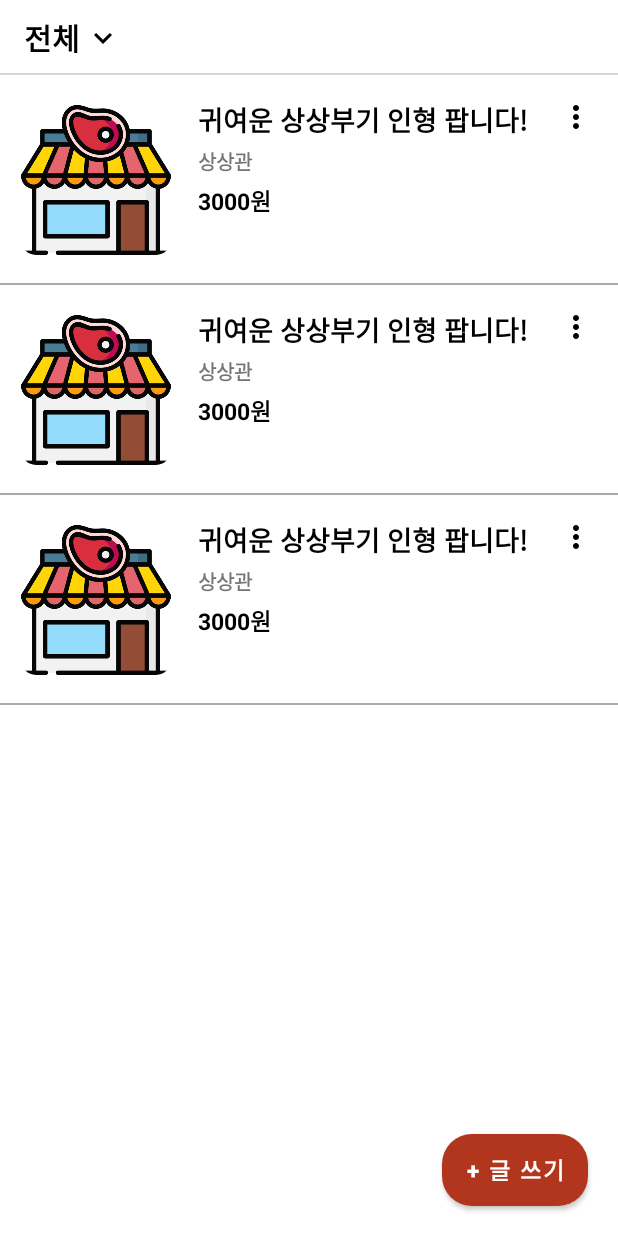
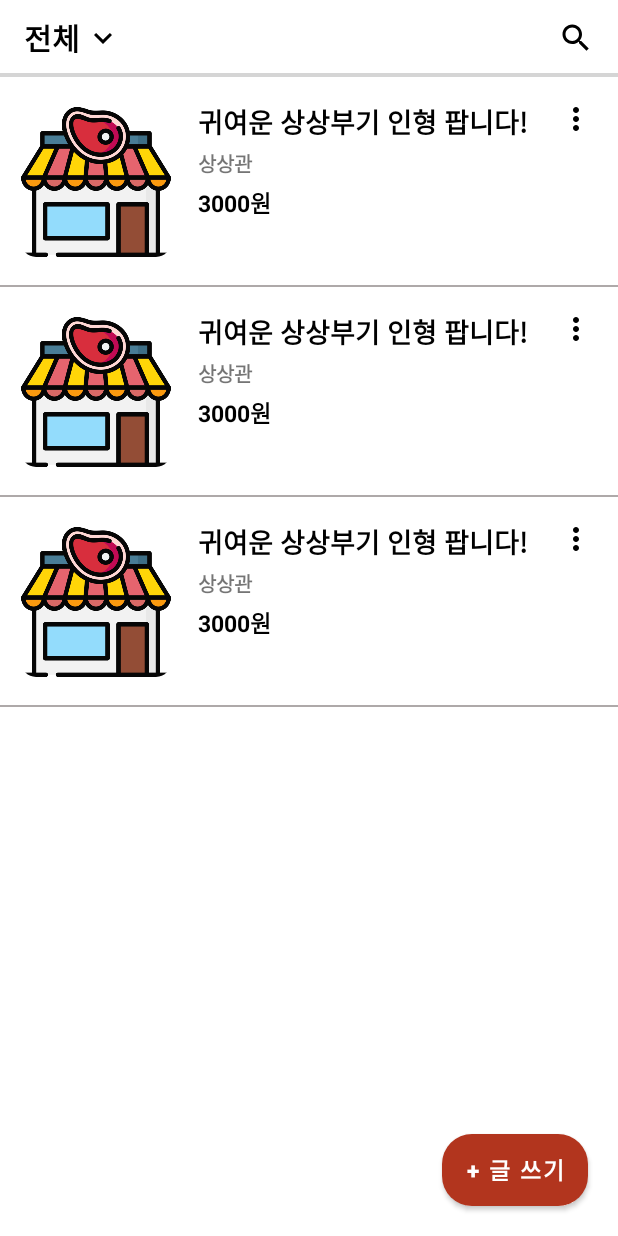
Before and after one commit to 600GramsMarket/HangeunMarket, an Android app: the layout fragment_home.xml on its own in the app's theme, with its tools: preview values and no code run, on a phone screen of 412 x 824 dp. Run offline under Robolectric (Android 15) with nearby library versions, the phone set to English and light mode, and no system bars.

Commit message:
판매 완료 아이템 추가

```diff
--- a/app/src/main/AndroidManifest.xml
+++ b/app/src/main/AndroidManifest.xml
@@ -35,6 +35,7 @@
             android:exported="true">
 
 
+
             <intent-filter>
                 <action android:name="android.intent.action.MAIN" />
 
@@ -51,6 +52,9 @@
 
 
 
+
+
+
         </activity>
     </application>
 
--- a/app/src/main/java/com/example/hangeunmarket/ui/home/recyclerview/SaleItem.kt
+++ b/app/src/main/java/com/example/hangeunmarket/ui/home/recyclerview/SaleItem.kt
@@ -3,7 +3,7 @@ package com.example.hangeunmarket.ui.home.recyclerview
 
 // 판매 상품 아이템 DTO
 data class SaleItem(
-    val id:String="", //판매 상품에 대한 아이디
+    var id:String="", //판매 상품에 대한 아이디
     val saleItemImage: String = "",
     val saleTitle: String = "", // txt_sale_title 판매 제목
     val salePlace: String = "", // txt_sale_place 판매 장소
--- a/app/src/main/java/com/example/hangeunmarket/ui/home/recyclerview/SaleItemRecyclerViewAdapter.kt
+++ b/app/src/main/java/com/example/hangeunmarket/ui/home/recyclerview/SaleItemRecyclerViewAdapter.kt
@@ -87,6 +87,7 @@ class SaleItemRecyclerViewAdapter(var context: Context) : //화면에 데이터
             intent.putExtra("sellerUId",saleItem.sellerUID) //판매자 UID
             intent.putExtra("sellerName",saleItem.sellerName) //판매자 이름
             intent.putExtra("saleItemImage",saleItem.saleItemImage) //이미지url
+            intent.putExtra("saleItemId",saleItem.id) //판매상품의 id
 
 
             context.startActivity(intent)
--- a/app/src/main/java/com/example/hangeunmarket/ui/mypage/MyPageFragment.kt
+++ b/app/src/main/java/com/example/hangeunmarket/ui/mypage/MyPageFragment.kt
@@ -3,14 +3,12 @@ package com.example.hangeunmarket.ui.mypage
 import android.content.Context
 import android.content.Intent
 import android.os.Bundle
-import android.util.Log
 import android.view.LayoutInflater
 import android.view.View
 import android.view.ViewGroup
 import androidx.fragment.app.Fragment
 import com.example.hangeunmarket.databinding.FragmentMypageBinding
 import com.example.hangeunmarket.ui.login.LoginActivity
-import com.example.hangeunmarket.ui.login.LoginStartFragment
 import com.google.firebase.auth.FirebaseAuth
 import com.google.firebase.auth.ktx.auth
 import com.google.firebase.database.DatabaseReference
--- /dev/null
+++ b/app/src/main/res/drawable/baseline_search_24.xml
@@ -0,0 +1,5 @@
+<vector android:height="24dp" android:tint="#000000"
+    android:viewportHeight="24" android:viewportWidth="24"
+    android:width="24dp" xmlns:android="http://schemas.android.com/apk/res/android">
+    <path android:fillColor="@android:color/white" android:pathData="M15.5,14h-0.79l-0.28,-0.27C15.41,12.59 16,11.11 16,9.5 16,5.91 13.09,3 9.5,3S3,5.91 3,9.5 5.91,16 9.5,16c1.61,0 3.09,-0.59 4.23,-1.57l0.27,0.28v0.79l5,4.99L20.49,19l-4.99,-5zM9.5,14C7.01,14 5,11.99 5,9.5S7.01,5 9.5,5 14,7.01 14,9.5 11.99,14 9.5,14z"/>
+</vector>
--- a/app/src/main/res/layout/activity_sale_writing.xml
+++ b/app/src/main/res/layout/activity_sale_writing.xml
@@ -64,7 +64,7 @@
                 android:id="@+id/btn_add_picture"
                 android:layout_width="90dp"
                 android:layout_height="95dp"
-                android:text="0/10"
+                android:text="0/1"
                 app:icon="@drawable/baseline_camera_alt_24"
                 app:iconGravity="textTop"
                 android:layout_marginTop="15dp"
--- a/app/src/main/res/layout/fragment_home.xml
+++ b/app/src/main/res/layout/fragment_home.xml
@@ -39,6 +39,43 @@
             android:layout_marginLeft="3dp"
             android:src="@drawable/baseline_expand_more_24" />
 
+
+        <ImageView
+            android:id="@+id/iv_search"
+            android:layout_width="wrap_content"
+            android:layout_height="wrap_content"
+            app:layout_constraintEnd_toEndOf="parent"
+            app:layout_constraintBottom_toBottomOf="parent"
+            app:layout_constraintTop_toTopOf="parent"
+            android:layout_marginRight="16dp"
+            android:src="@drawable/baseline_search_24" />
+
+        <View
+            android:layout_width="match_parent"
+            android:layout_height="1dp"
+            android:background="@color/gray"
+            app:layout_constraintBottom_toBottomOf="parent"/>
+    </androidx.constraintlayout.widget.ConstraintLayout>
+
+
+    <!--검색창에 해당(가격 조건 설정,판매중 판매완료 선택)-->
+    <androidx.constraintlayout.widget.ConstraintLayout
+        android:id="@+id/constraint_item_search"
+        android:layout_width="match_parent"
+        android:layout_height="0dp"
+        app:layout_constraintTop_toBottomOf="@id/constraint_tool_bar"
+        app:layout_constraintStart_toStartOf="parent"
+        app:layout_constraintEnd_toEndOf="parent"
+        android:orientation="vertical">
+
+        <FrameLayout
+            android:id="@+id/framelayout_search_container"
+            android:layout_width="match_parent"
+            android:layout_height="match_parent">
+
+        </FrameLayout>
+
+
         <View
             android:layout_width="match_parent"
             android:layout_height="1dp"
@@ -50,7 +87,7 @@
         android:id="@+id/recyclerview_saleItem"
         android:layout_width="match_parent"
         android:layout_height="0dp"
-        app:layout_constraintTop_toBottomOf="@+id/constraint_tool_bar"
+        app:layout_constraintTop_toBottomOf="@+id/constraint_item_search"
         app:layout_constraintStart_toStartOf="parent"
         app:layout_constraintEnd_toEndOf="parent"
         app:layout_constraintBottom_toBottomOf="parent"
```
Also changed, not shown: app/src/main/java/com/example/hangeunmarket/ui/salepost/SalePostActivity.kt (+11 -1 lines), app/src/main/java/com/example/hangeunmarket/ui/salepost/SaleWritingActivity.kt (+77 -16 lines), app/src/main/res/layout/item_for_sold_out.xml (added, +126 -0 lines), app/src/main/res/drawable/img_sold_out.png (added).
